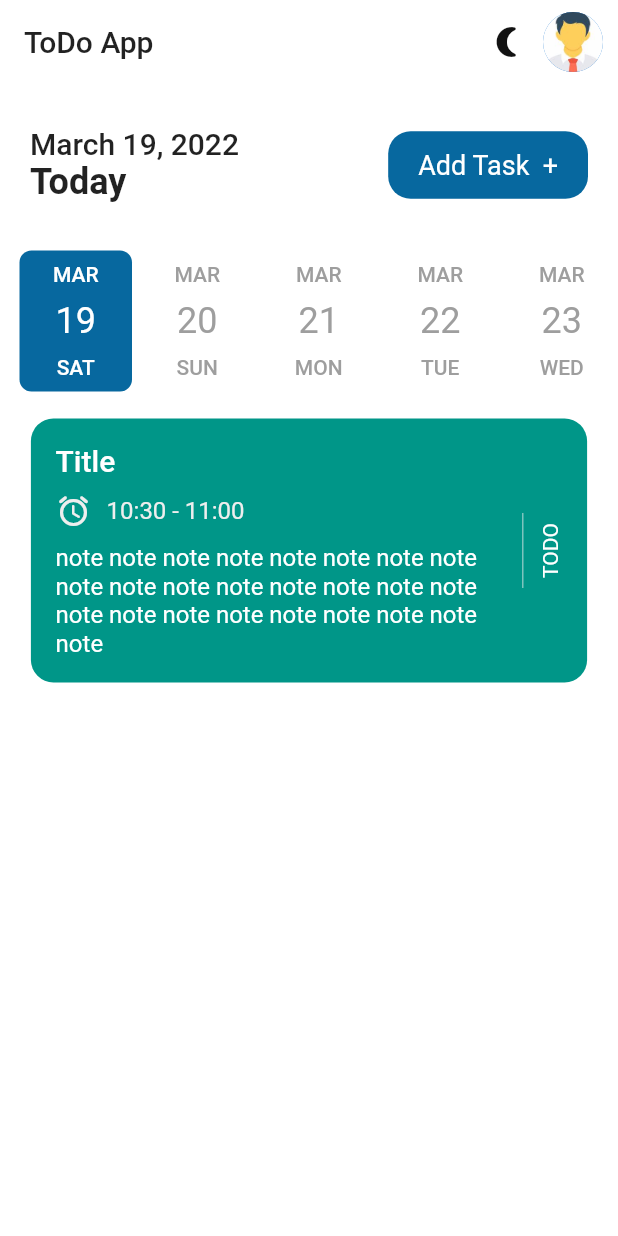
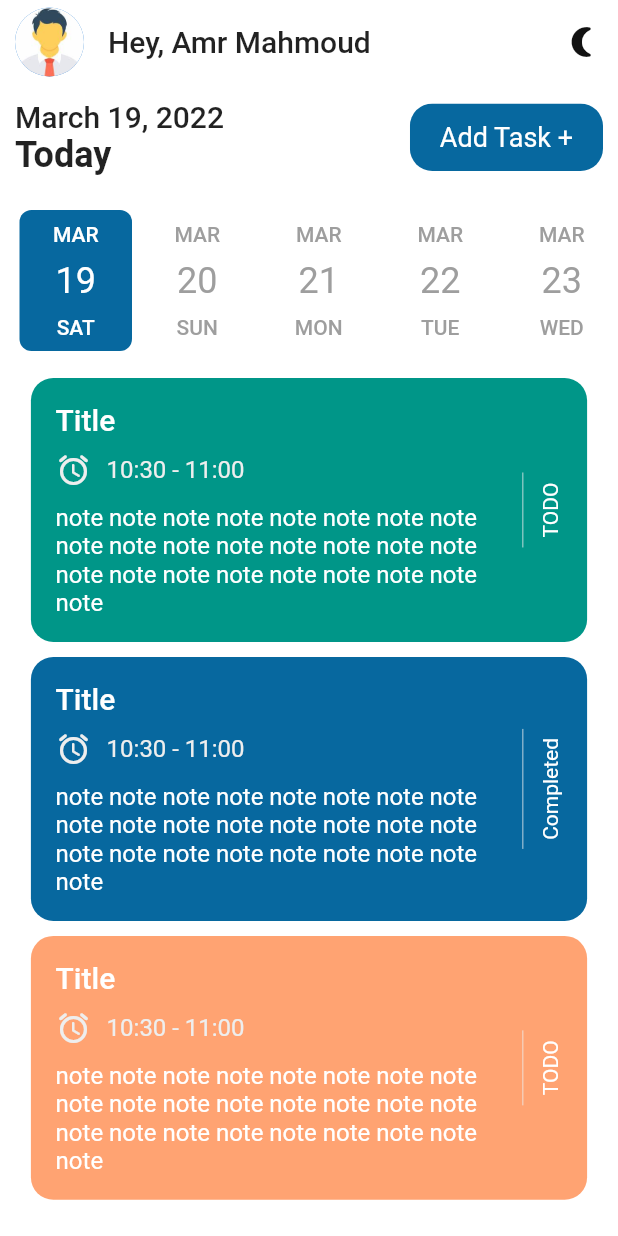
Before and after one commit to Amr-Mahm0ud/To-Do-App, a Flutter app: the screen it shows after launch, on a phone screen of 412 x 824 dp. Run offline on Flutter 3.47's test engine with Material 2 defaults, Android fonts, the phone set to English and light mode, and no system bars; drawn by our look-alikes of date_picker_timeline; our stand-ins replace flutter_local_notifications, flutter_staggered_animations, flutter_svg, get, get_storage, timezone; missing offline and left inert: flutter_animated_button.

Commit message:
Show tasks

```diff
--- a/lib/design/screens/home.dart
+++ b/lib/design/screens/home.dart
@@ -1,12 +1,14 @@
+import 'package:animations/animations.dart';
 import 'package:date_picker_timeline/date_picker_timeline.dart';
 import 'package:flutter/material.dart';
+import 'package:flutter_animated_button/flutter_animated_button.dart';
+import 'package:flutter_staggered_animations/flutter_staggered_animations.dart';
 import 'package:flutter_svg/svg.dart';
 import 'package:get/get.dart';
 import 'package:intl/intl.dart';
+import 'package:todo_app/design/widgets/task_tile.dart';
 
 import '../../logic/models/task.dart';
-import '../widgets/button.dart';
-import '../widgets/task_tile.dart';
 import '/constants/size_config.dart';
 import '/logic/controllers/task_controller.dart';
 import '/logic/services/notification_services.dart';
@@ -37,39 +39,14 @@ class _HomePageState extends State<HomePage> {
   Widget build(BuildContext context) {
     SizeConfig().init(context);
     return Scaffold(
-      appBar: customAppBar(title: 'ToDo App', centerTitle: false),
+      appBar: customAppBar(title: 'Hey, Amr Mahmoud'),
       body: SafeArea(
           child: SingleChildScrollView(
         child: Column(
           children: [
             buildTaskBar(context),
             buildDateTimeLine(context),
-            // showTasks(context),
-            GestureDetector(
-              onTap: () {
-                showBottomSheet(
-                  context,
-                  Task(
-                      title: 'Title',
-                      note:
-                          'note note note note note note note note note note note note note note note note note note note note note note note note note',
-                      isCompleted: 0,
-                      startTime: '10:30',
-                      endTime: '11:00',
-                      color: 2),
-                );
-              },
-              child: TaskTile(
-                Task(
-                    title: 'Title',
-                    note:
-                        'note note note note note note note note note note note note note note note note note note note note note note note note note',
-                    isCompleted: 0,
-                    startTime: '10:30',
-                    endTime: '11:00',
-                    color: 2),
-              ),
-            ),
+            showTasks(context),
           ],
         ),
       )),
@@ -77,12 +54,18 @@ class _HomePageState extends State<HomePage> {
   }
 
   showBottomSheet(context, Task task) {
-    Get.bottomSheet(SingleChildScrollView(
+    final Color color = task.color == 0
+        ? Theme.of(context).colorScheme.primary
+        : task.color == 1
+            ? Theme.of(context).colorScheme.secondary
+            : Colors.teal;
+    Get.bottomSheet(
+      SingleChildScrollView(
         child: Container(
           width: SizeConfig.screenWidth * 0.9,
           height: task.isCompleted == 0
-            ? SizeConfig.screenHeight * 0.35
-            : SizeConfig.screenHeight * 0.25,
+              ? SizeConfig.screenHeight * 0.4
+              : SizeConfig.screenHeight * 0.3,
           decoration: BoxDecoration(
             color: Theme.of(context).scaffoldBackgroundColor,
             borderRadius: const BorderRadius.only(
@@ -93,37 +76,40 @@ class _HomePageState extends State<HomePage> {
           child: Column(
             mainAxisAlignment: MainAxisAlignment.spaceEvenly,
             children: [
+              Text(task.title!, style: Theme.of(context).textTheme.titleLarge),
+              Divider(color: color, height: 3),
               if (task.isCompleted == 0)
+                Container(
+                  width: SizeConfig.screenWidth * 0.7,
+                  height: SizeConfig.screenHeight * 0.065,
+                  alignment: Alignment.center,
+                  decoration: BoxDecoration(
+                      borderRadius: BorderRadius.circular(15),
+                      border: Border.all(color: color, width: 2),
+                      color:
+                          task.isCompleted == 0 ? Colors.transparent : color),
+                  child: AnimatedButton(
+                    onPress: () {},
+                    text: 'Completed',
+                    animationDuration: const Duration(milliseconds: 500),
+                    transitionType: TransitionType.CENTER_ROUNDER,
+                    backgroundColor: Colors.transparent,
+                    borderRadius: 10,
+                    selectedBackgroundColor: color,
+                    selectedTextColor: Colors.white,
+                  ),
+                ),
               buildBottomSheetButton(
-                label: 'Completed',
-                color: task.color == 0
-                    ? Theme.of(context).colorScheme.primary
-                    : task.color == 1
-                        ? Theme.of(context).colorScheme.secondary
-                        : Colors.teal,
+                label: 'Delete',
+                color: color,
                 onTap: () {
                   Get.back();
                 },
               ),
-            buildBottomSheetButton(
-              label: 'Delete',
-              color: task.color == 0
-                  ? Theme.of(context).colorScheme.primary
-                  : task.color == 1
-                      ? Theme.of(context).colorScheme.secondary
-                      : Colors.teal,
-              onTap: () {
-                Get.back();
-              },
-            ),
-            Divider(color: Theme.of(context).primaryColor, height: 3),
+              Divider(color: color, height: 3),
               buildBottomSheetButton(
                 label: 'Cancel',
-              color: task.color == 0
-                  ? Theme.of(context).colorScheme.primary
-                  : task.color == 1
-                      ? Theme.of(context).colorScheme.secondary
-                      : Colors.teal,
+                color: color,
                 onTap: () {
                   Get.back();
                 },
@@ -131,7 +117,10 @@ class _HomePageState extends State<HomePage> {
             ],
           ),
         ),
-    ));
+      ),
+      elevation: 10,
+      barrierColor: Get.isDarkMode ? Colors.white12 : Colors.black26,
+    );
   }
 
   buildBottomSheetButton({
@@ -158,18 +147,36 @@ class _HomePageState extends State<HomePage> {
   }
 
   showTasks(BuildContext context) {
-    return Stack(
-      children: [
-        AnimatedPositioned(
-          duration: const Duration(milliseconds: 1500),
-          child: SingleChildScrollView(
-            child: Wrap(
+    return Wrap(
       direction: SizeConfig.orientation == Orientation.landscape
           ? Axis.horizontal
           : Axis.vertical,
-              alignment: WrapAlignment.center,
       crossAxisAlignment: WrapCrossAlignment.center,
-              children: [
+      children: _taskController.tasksList.isEmpty
+          ? buildSVG(context)
+          : _taskController.tasksList
+              .map(
+                (task) => AnimationConfiguration.staggeredList(
+                  position:
+                      _taskController.tasksList.indexWhere((e) => e == task),
+                  duration: const Duration(milliseconds: 1000),
+                  child: SlideAnimation(
+                    horizontalOffset: 300,
+                    child: FadeInAnimation(
+                      child: GestureDetector(
+                        onTap: () => showBottomSheet(context, task),
+                        child: TaskTile(task),
+                      ),
+                    ),
+                  ),
+                ),
+              )
+              .toList(),
+    );
+  }
+
+  List<Widget> buildSVG(BuildContext context) {
+    return [
       SizeConfig.orientation == Orientation.landscape
           ? const SizedBox(height: 0)
           : const SizedBox(height: 140),
@@ -187,17 +194,12 @@ class _HomePageState extends State<HomePage> {
           style: context.textTheme.bodyText1!.copyWith(fontSize: 16),
         ),
       ),
-              ],
-            ),
-          ),
-        ),
-      ],
-    );
+    ];
   }
 
   Container buildTaskBar(BuildContext context) {
     return Container(
-      margin: const EdgeInsets.only(top: 10, left: 20),
+      margin: const EdgeInsets.symmetric(horizontal: 10, vertical: 10),
       child: Row(
         mainAxisAlignment: MainAxisAlignment.spaceBetween,
         children: [
@@ -218,17 +220,43 @@ class _HomePageState extends State<HomePage> {
               ),
             ],
           ),
-          CustomButton('Add Task  +', () async {
-            await Get.to(() => const AddTask());
-            _taskController.getTasks();
-          })
+          OpenContainer(
+            closedBuilder: (ctx, act) => Container(
+              padding: const EdgeInsets.symmetric(vertical: 12, horizontal: 20),
+              decoration: BoxDecoration(
+                color: context.theme.primaryColor,
+                borderRadius: BorderRadius.circular(15),
+              ),
+              child: Text(
+                'Add Task +',
+                style: Theme.of(context)
+                    .textTheme
+                    .headline5!
+                    .copyWith(fontSize: 18, color: Colors.white),
+              ),
+            ),
+            openBuilder: (ctx, act) => const AddTask(),
+            closedElevation: 0,
+            openElevation: 0,
+            closedColor: Colors.transparent,
+            onClosed: (_) => _taskController.getTasks(),
+          ),
         ],
       ),
     );
   }
 
-  AppBar customAppBar({required String title, required bool centerTitle}) {
+  AppBar customAppBar({required String title}) {
     return AppBar(
+      leading: Padding(
+        padding: const EdgeInsets.only(left: 10),
+        child: GestureDetector(
+          onTap: () {},
+          child: const CircleAvatar(
+            backgroundImage: AssetImage('assets/images/person.jpeg'),
+          ),
+        ),
+      ),
       actions: [
         IconButton(
           onPressed: () {
@@ -241,21 +269,11 @@ class _HomePageState extends State<HomePage> {
             color: context.theme.iconTheme.color,
           ),
         ),
-        Padding(
-          padding: const EdgeInsets.only(right: 10),
-          child: GestureDetector(
-            onTap: () {},
-            child: const CircleAvatar(
-              backgroundImage: AssetImage('assets/images/person.jpeg'),
-            ),
-          ),
-        ),
       ],
       title: Text(
         title,
         style: TextStyle(color: context.theme.textTheme.headline6!.color),
       ),
-      centerTitle: centerTitle,
     );
   }
 
--- a/lib/logic/controllers/task_controller.dart
+++ b/lib/logic/controllers/task_controller.dart
@@ -2,6 +2,31 @@ import 'package:get/state_manager.dart';
 import '../models/task.dart';
 
 class TaskController extends GetxController {
-  List<Task> tasksList = [];
+  List<Task> tasksList = [
+    Task(
+        title: 'Title',
+        note:
+            'note note note note note note note note note note note note note note note note note note note note note note note note note',
+        isCompleted: 0,
+        startTime: '10:30',
+        endTime: '11:00',
+        color: 2),
+    Task(
+        title: 'Title',
+        note:
+            'note note note note note note note note note note note note note note note note note note note note note note note note note',
+        isCompleted: 1,
+        startTime: '10:30',
+        endTime: '11:00',
+        color: 0),
+    Task(
+        title: 'Title',
+        note:
+            'note note note note note note note note note note note note note note note note note note note note note note note note note',
+        isCompleted: 0,
+        startTime: '10:30',
+        endTime: '11:00',
+        color: 1),
+  ];
   getTasks() {}
 }
```
Also changed, not shown: pubspec.yaml (+3 -5 lines), pubspec.lock. Lines whose indentation alone changed are shown as unchanged.
